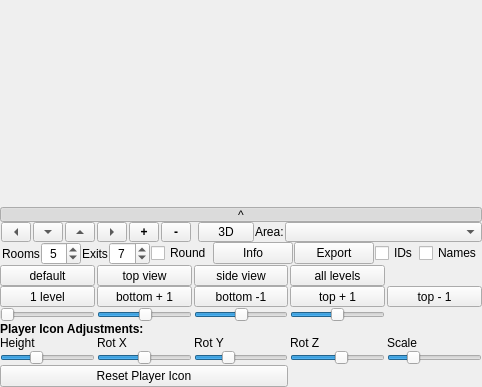
Above: src/ui/mapper.ui from ThalynLabs/Mudlet before the change. Below: the same form after it.
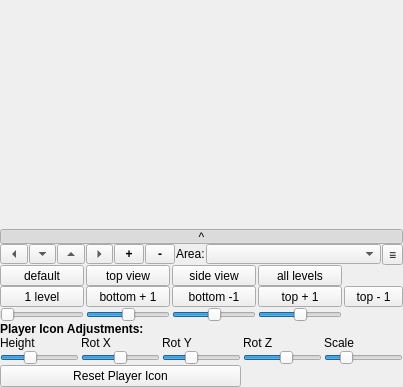
That is the form after the change. Custom widgets are drawn as their Qt base class.

Commit message: Improve: re-organise mapper options into a hamburger menu (#8280)

```diff
--- a/src/ui/mapper.ui
+++ b/src/ui/mapper.ui
@@ -389,31 +389,6 @@
            </layout>
           </widget>
          </item>
-         <item>
-          <widget class="QToolButton" name="pushButton_3D">
-           <property name="sizePolicy">
-            <sizepolicy hsizetype="Expanding" vsizetype="Fixed">
-             <horstretch>0</horstretch>
-             <verstretch>0</verstretch>
-            </sizepolicy>
-           </property>
-           <property name="maximumSize">
-            <size>
-             <width>56</width>
-             <height>20</height>
-            </size>
-           </property>
-           <property name="text">
-            <string>3D</string>
-           </property>
-           <property name="checkable">
-            <bool>true</bool>
-           </property>
-           <property name="checked">
-            <bool>false</bool>
-           </property>
-          </widget>
-         </item>
          <item>
           <widget class="QLabel" name="label_area">
            <property name="sizePolicy">
@@ -455,173 +430,25 @@
            </property>
           </widget>
          </item>
-        </layout>
-       </widget>
-      </item>
-      <item>
-       <widget class="QWidget" name="widget_2DControls" native="true">
-        <property name="sizePolicy">
-         <sizepolicy hsizetype="Expanding" vsizetype="Fixed">
-          <horstretch>0</horstretch>
-          <verstretch>0</verstretch>
-         </sizepolicy>
-        </property>
-        <layout class="QHBoxLayout" name="horizontalLayout_2DControls">
-         <property name="spacing">
-          <number>1</number>
-         </property>
-         <property name="leftMargin">
-          <number>2</number>
-         </property>
-         <property name="topMargin">
-          <number>0</number>
-         </property>
-         <property name="rightMargin">
-          <number>0</number>
-         </property>
-         <property name="bottomMargin">
-          <number>0</number>
-         </property>
          <item>
-          <spacer name="horizontalSpacer_2DControls_left">
-           <property name="orientation">
-            <enum>Qt::Horizontal</enum>
-           </property>
-           <property name="sizeHint" stdset="0">
-            <size>
-             <width>40</width>
-             <height>20</height>
-            </size>
-           </property>
-          </spacer>
-         </item>
-         <item>
-          <widget class="QLabel" name="label_roomSize">
-           <property name="text">
-            <string>Rooms</string>
-           </property>
-          </widget>
-         </item>
-         <item>
-          <widget class="QSpinBox" name="spinBox_roomSize">
+          <widget class="QToolButton" name="toolButton_mapperMenu">
            <property name="sizePolicy">
-            <sizepolicy hsizetype="Preferred" vsizetype="Fixed">
+            <sizepolicy hsizetype="Fixed" vsizetype="Fixed">
              <horstretch>0</horstretch>
              <verstretch>0</verstretch>
             </sizepolicy>
            </property>
-           <property name="alignment">
-            <set>Qt::AlignCenter</set>
-           </property>
-           <property name="minimum">
-            <number>1</number>
-           </property>
-           <property name="maximum">
-            <number>11</number>
-           </property>
-           <property name="value">
-            <number>5</number>
-           </property>
-          </widget>
-         </item>
-         <item>
-          <widget class="QLabel" name="label_exitSize">
            <property name="text">
-            <string>Exits</string>
-           </property>
-          </widget>
-         </item>
-         <item>
-          <widget class="QSpinBox" name="spinBox_exitSize">
-           <property name="sizePolicy">
-            <sizepolicy hsizetype="Preferred" vsizetype="Fixed">
-             <horstretch>0</horstretch>
-             <verstretch>0</verstretch>
-            </sizepolicy>
-           </property>
-           <property name="alignment">
-            <set>Qt::AlignCenter</set>
-           </property>
-           <property name="minimum">
-            <number>2</number>
-           </property>
-           <property name="maximum">
-            <number>20</number>
-           </property>
-           <property name="value">
-            <number>7</number>
-           </property>
-          </widget>
-         </item>
-         <item>
-          <widget class="QCheckBox" name="checkBox_roundRooms">
-           <property name="text">
-            <string>Round</string>
-           </property>
-          </widget>
-         </item>
-         <item>
-          <widget class="QPushButton" name="pushButton_info">
-           <property name="text">
-            <string>Info</string>
-           </property>
-          </widget>
-         </item>
-         <item>
-          <widget class="QPushButton" name="pushButton_exportArea">
-           <property name="text">
-            <string>Export</string>
+            <string>≡</string>
            </property>
            <property name="toolTip">
             <string>Export current area to image</string>
            </property>
-          </widget>
-         </item>
-         <item>
-          <widget class="QCheckBox" name="checkBox_showRoomIds">
-           <property name="sizePolicy">
-            <sizepolicy hsizetype="Preferred" vsizetype="Fixed">
-             <horstretch>0</horstretch>
-             <verstretch>0</verstretch>
-            </sizepolicy>
+           <property name="popupMode">
+            <enum>QToolButton::InstantPopup</enum>
            </property>
-           <property name="layoutDirection">
-            <enum>Qt::LeftToRight</enum>
-           </property>
-           <property name="text">
-            <string>IDs</string>
-           </property>
           </widget>
          </item>
-         <item>
-          <widget class="QCheckBox" name="checkBox_showRoomNames">
-           <property name="sizePolicy">
-            <sizepolicy hsizetype="Preferred" vsizetype="Fixed">
-             <horstretch>0</horstretch>
-             <verstretch>0</verstretch>
-            </sizepolicy>
-           </property>
-           <property name="layoutDirection">
-            <enum>Qt::LeftToRight</enum>
-           </property>
-           <property name="text">
-            <string>Names</string>
-           </property>
-          </widget>
-         </item>
-         <item>
-          <spacer name="horizontalSpacer_2DControls_right">
-           <property name="orientation">
-            <enum>Qt::Horizontal</enum>
-           </property>
-           <property name="sizeHint" stdset="0">
-            <size>
-             <width>40</width>
-             <height>20</height>
-            </size>
-           </property>
-          </spacer>
-         </item>
         </layout>
        </widget>
       </item>
```
Left out of the diff: 2 changed lines with no effect on the pictures. The commit also changes 7 other files.
